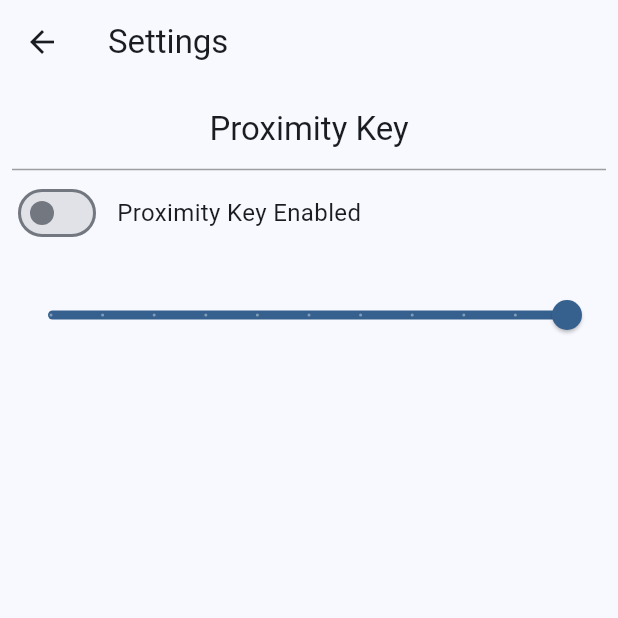
After one commit to Mauznemo/OpenCarKey, a Flutter app: the SettingsPage screen opened by its route, on a phone screen of 412 x 824 dp, the top half of it. The commit adds this screen. Run offline on Flutter 3.47's test engine with Material 3 defaults, Android fonts, the phone set to English and light mode, and no system bars; drawn by our look-alikes of dynamic_color; our stand-ins replace flutter_blue_plus, flutter_local_notifications, shared_preferences; missing offline and left inert: flutter_background_service; accounts and stored records are empty; statements that could not run were skipped.

Commit message:
feat(mobile app): add settings page

```diff
--- a/MobileApp/lib/main.dart
+++ b/MobileApp/lib/main.dart
@@ -2,6 +2,7 @@ import 'package:dynamic_color/dynamic_color.dart';
 import 'package:flutter/material.dart';
 
 import 'pages/home.dart';
+import 'pages/settings.dart';
 import 'utils/utils.dart';
 
 Future<void> main() async {
@@ -27,6 +28,7 @@ Future<void> main() async {
           initialRoute: '/',
           routes: {
             '/': (context) => const HomePage(),
+            '/settings': (context) => const SettingsPage(),
           },
         );
       },
--- a/MobileApp/lib/pages/home.dart
+++ b/MobileApp/lib/pages/home.dart
@@ -137,6 +137,11 @@ class _HomePageState extends State<HomePage> {
                 setState(() {});
               },
             ),
+            IconButton(
+                icon: const Icon(Icons.settings),
+                onPressed: () {
+                  Navigator.pushNamed(context, '/settings');
+                }),
           ],
         ),
         floatingActionButton: FloatingActionButton(
--- /dev/null
+++ b/MobileApp/lib/pages/settings.dart
@@ -0,0 +1,66 @@
+import 'package:flutter/material.dart';
+
+class SettingsPage extends StatefulWidget {
+  const SettingsPage({super.key});
+
+  @override
+  State<SettingsPage> createState() => _SettingsState();
+}
+
+class _SettingsState extends State<SettingsPage> {
+  bool proximityKey = false;
+  double triggerRange = 100;
+
+  @override
+  Widget build(BuildContext context) {
+    return Scaffold(
+        appBar: AppBar(
+          title: const Text('Settings'),
+        ),
+        body: Padding(
+          padding: const EdgeInsets.all(8.0),
+          child: Column(children: [
+            Padding(
+              padding: const EdgeInsets.all(8.0),
+              child: Text('Proximity Key',
+                  style: Theme.of(context).textTheme.titleLarge),
+            ),
+            const Divider(height: 10, color: Colors.grey),
+            Row(
+              children: [
+                Switch(
+                  value: proximityKey,
+                  onChanged: (value) {
+                    setState(() {
+                      proximityKey = value;
+                    });
+                  },
+                ),
+                SizedBox(width: 10),
+                const Text(
+                  'Proximity Key Enabled',
+                  style: TextStyle(fontSize: 16),
+                ),
+              ],
+            ),
+            const SizedBox(height: 20),
+            SliderTheme(
+              data: SliderTheme.of(context).copyWith(
+                inactiveTrackColor: Colors.white54,
+              ),
+              child: Slider(
+                  value: triggerRange,
+                  label: '${triggerRange.round().toString()}m',
+                  divisions: 10,
+                  min: 0,
+                  max: 100,
+                  onChanged: (value) {
+                    setState(() {
+                      triggerRange = value;
+                    });
+                  }),
+            )
+          ]),
+        ));
+  }
+}
```
